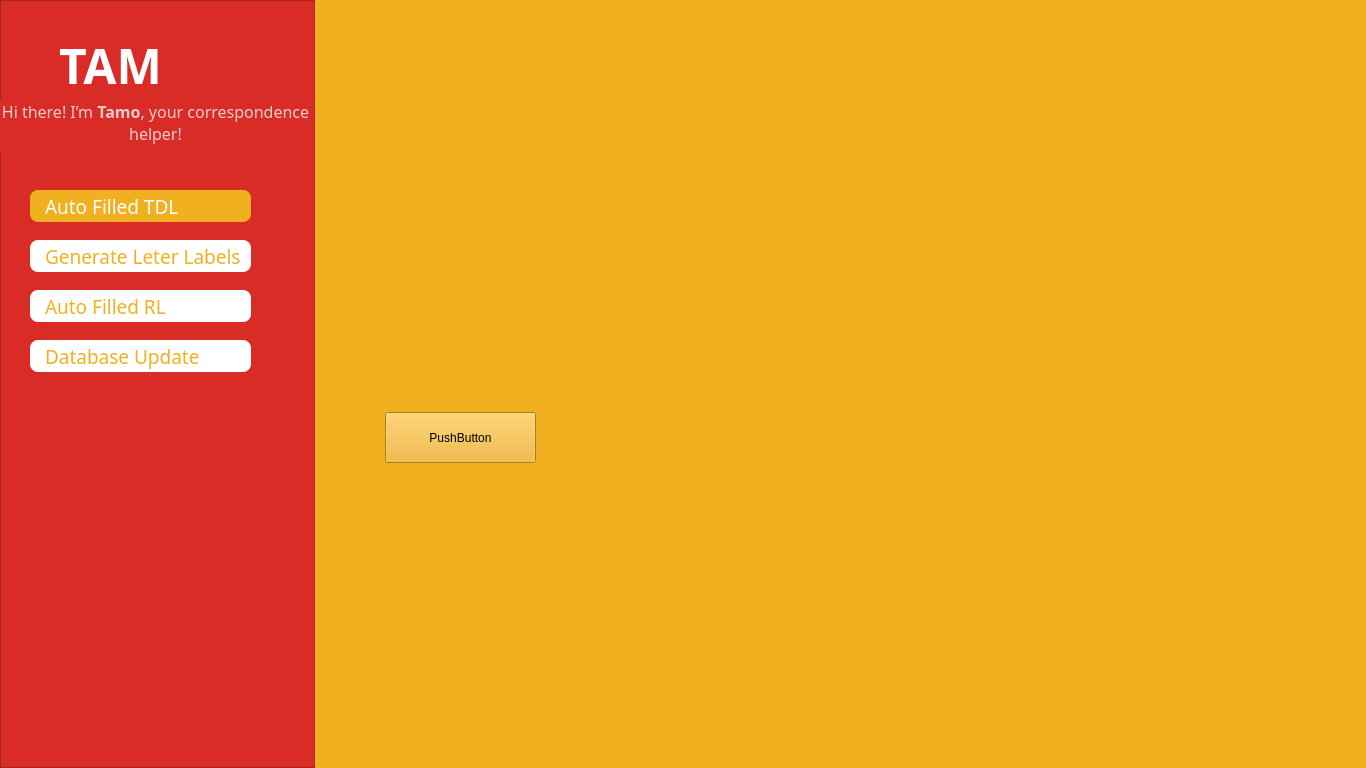
This is main_app.ui in eklemis/correspondence-tracker as Qt 5 draws it before an edit. The edited form follows.
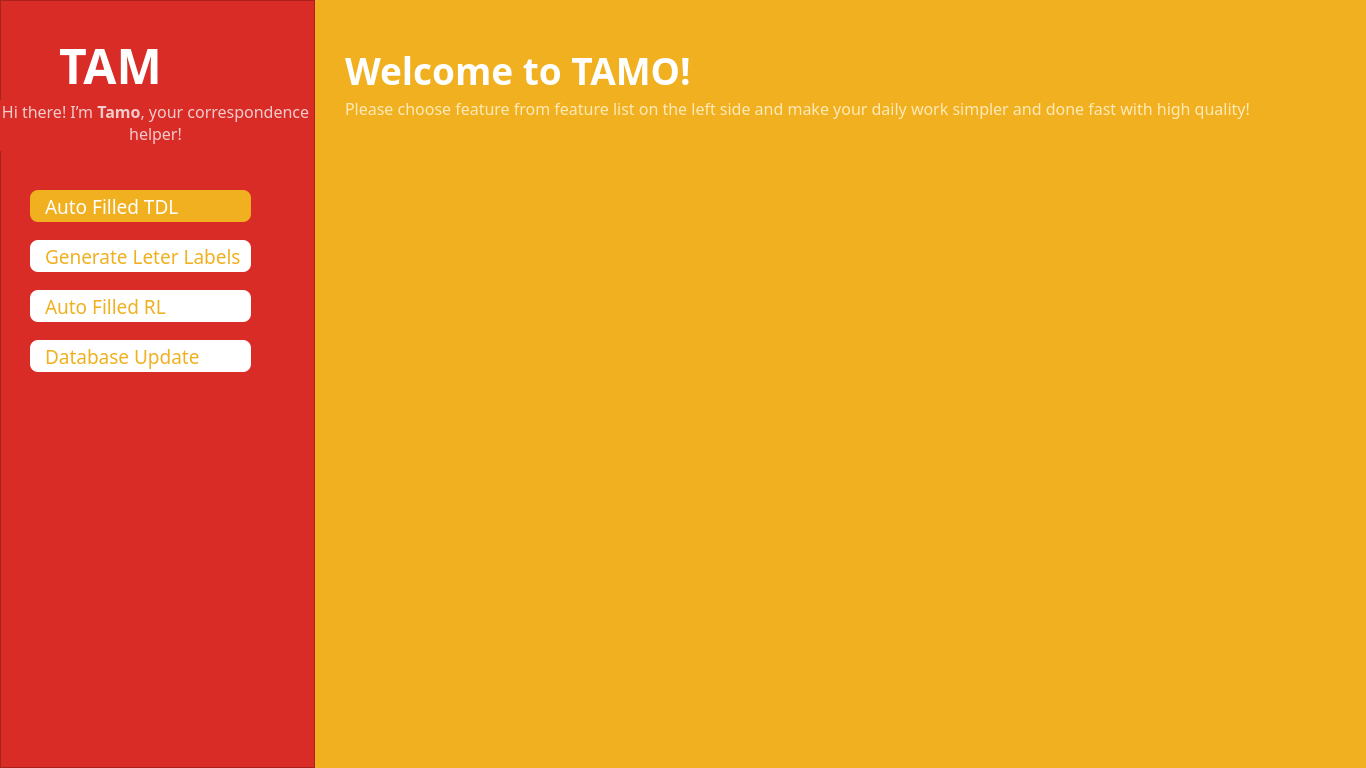
This is the edited form. Icons and pictures are not drawn.

```diff
--- a/main_app.ui
+++ b/main_app.ui
@@ -35,9 +35,9 @@
     <property name="geometry">
      <rect>
       <x>59</x>
-      <y>20</y>
+      <y>40</y>
       <width>111</width>
-      <height>91</height>
+      <height>51</height>
      </rect>
     </property>
     <property name="font">
@@ -1166,26 +1166,50 @@
     <enum>QFrame::Sunken</enum>
    </property>
    <widget class="QWidget" name="page">
-    <widget class="QPushButton" name="pushButton_5">
+    <widget class="QLabel" name="label_6">
      <property name="geometry">
       <rect>
-       <x>70</x>
-       <y>412</y>
-       <width>151</width>
-       <height>51</height>
+       <x>30</x>
+       <y>50</y>
+       <width>571</width>
+       <height>41</height>
       </rect>
      </property>
+     <property name="font">
+      <font>
+       <family>Gill Sans Infant Std</family>
+       <pointsize>28</pointsize>
+       <weight>75</weight>
+       <bold>true</bold>
+      </font>
+     </property>
      <property name="styleSheet">
-      <string notr="true">QPushButton::hover
-{
-background-color : lightgreen;
-}</string>
+      <string notr="true">color:white;</string>
      </property>
      <property name="text">
-      <string>PushButton</string>
+      <string>Welcome to TAMO!</string>
      </property>
-     <property name="flat">
-      <bool>false</bool>
+    </widget>
+    <widget class="QLabel" name="label_7">
+     <property name="geometry">
+      <rect>
+       <x>30</x>
+       <y>93</y>
+       <width>951</width>
+       <height>31</height>
+      </rect>
+     </property>
+     <property name="font">
+      <font>
+       <family>Gill Sans Infant Std</family>
+       <pointsize>12</pointsize>
+      </font>
+     </property>
+     <property name="styleSheet">
+      <string notr="true">color:#FFE9B8;</string>
+     </property>
+     <property name="text">
+      <string>Please choose feature from feature list on the left side and make your daily work simpler and done fast with high quality! </string>
      </property>
     </widget>
    </widget>
```
